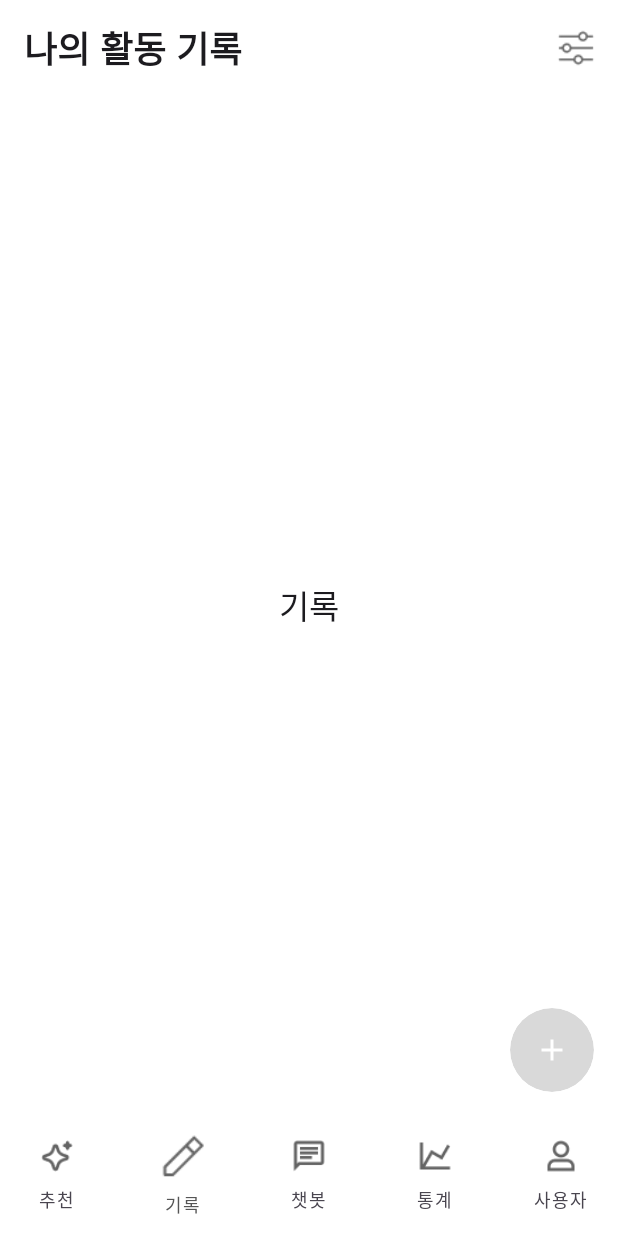
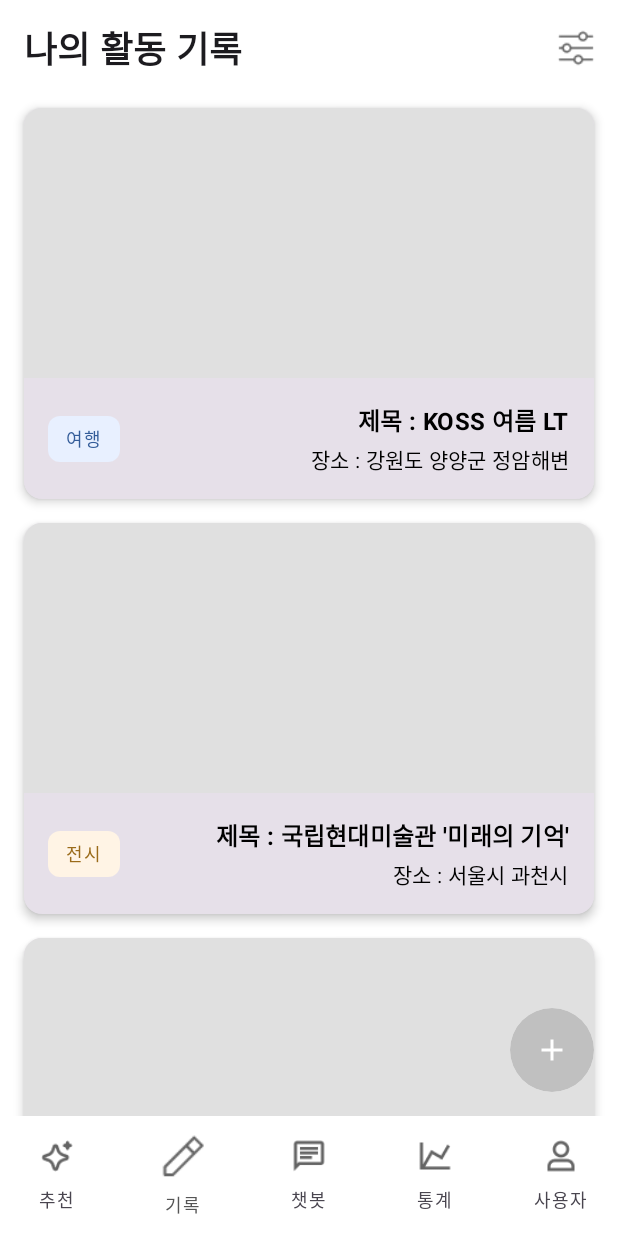
Before and after one commit to alpha-archive/archive-android, an Android app built with Jetpack Compose: the RecordScreen screen opened through its navigation route, on a phone screen of 412 x 824 dp. Run offline under Robolectric (Android 15) with nearby library versions, the phone set to English and light mode, and no system bars; our stand-ins replace Dagger/Hilt's generated code.

Commit message:
feat: 기록 리스트 아이템 추가 및 더미데이터

```diff
--- a/ArchiveAndroid/app/src/main/java/com/example/archiveandroid/feature/home/record/RecordScreen.kt
+++ b/ArchiveAndroid/app/src/main/java/com/example/archiveandroid/feature/home/record/RecordScreen.kt
@@ -6,13 +6,16 @@ import androidx.compose.animation.fadeOut
 import androidx.compose.animation.slideInVertically
 import androidx.compose.animation.slideOutVertically
 import androidx.compose.foundation.layout.Box
+import androidx.compose.foundation.layout.Spacer
 import androidx.compose.foundation.layout.WindowInsets
 import androidx.compose.foundation.layout.fillMaxSize
 import androidx.compose.foundation.layout.padding
 import androidx.compose.foundation.layout.size
+import androidx.compose.foundation.layout.height
+import androidx.compose.foundation.lazy.LazyColumn
+import androidx.compose.foundation.lazy.items
 import androidx.compose.foundation.rememberScrollState
 import androidx.compose.foundation.shape.CircleShape
-import androidx.compose.foundation.verticalScroll
 import androidx.compose.material.icons.Icons
 import androidx.compose.material.icons.filled.Add
 import androidx.compose.material3.ExperimentalMaterial3Api
@@ -44,6 +47,41 @@ import androidx.compose.ui.unit.dp
 import androidx.compose.ui.unit.sp
 import com.example.archiveandroid.feature.home.record.filter.RecordFilterSheet
 
+private fun sampleRecords(): List<RecordItem> = listOf(
+    RecordItem(
+        id = "1",
+        title = "KOSS 여름 LT",
+        location = "강원도 양양군 정암해변",
+        categoryLabel = "여행",
+        categoryBg = Color(0xFFE8F0FF),
+        categoryFg = Color(0xFF335C99)
+    ),
+    RecordItem(
+        id = "2",
+        title = "국립현대미술관 '미래의 기억'",
+        location = "서울시 과천시",
+        categoryLabel = "전시",
+        categoryBg = Color(0xFFFFF4E5),
+        categoryFg = Color(0xFF9A6B1A)
+    ),
+    RecordItem(
+        id = "3",
+        title = "주말 러닝 5km",
+        location = "한강공원",
+        categoryLabel = "운동",
+        categoryBg = Color(0xFFE7FFF2),
+        categoryFg = Color(0xFF138A52)
+    ),
+    RecordItem(
+        id = "4",
+        title = "뮤지컬 '레미제라블' 관람",
+        location = "샤롯데씨어터",
+        categoryLabel = "뮤지컬",
+        categoryBg = Color(0xFFF4E9FF),
+        categoryFg = Color(0xFF6B39A6)
+    )
+)
+
 @OptIn(ExperimentalMaterial3Api::class)
 @Composable
 fun RecordScreen(
@@ -54,6 +92,7 @@ fun RecordScreen(
     var lastScroll by remember { mutableIntStateOf(0) }
     var fabVisible by remember { mutableStateOf(true) }
     var showFilter by remember { mutableStateOf(false) }
+    val records = remember { sampleRecords() }
 
     LaunchedEffect(scrollState.value) {
         val delta = scrollState.value - lastScroll
@@ -77,7 +116,7 @@ fun RecordScreen(
                     )
                 },
                 actions = {
-                    IconButton(onClick = { showFilter = true }) {
+                    IconButton(onClick = { showFilter = true; onFilterClick() }) {
                         Icon(
                             painter = rememberAssetIconPainter("icons/filter.png"),
                             contentDescription = "필터",
@@ -119,10 +158,28 @@ fun RecordScreen(
             modifier = Modifier
                 .fillMaxSize()
                 .padding(innerPadding)
-                .verticalScroll(scrollState),
-            contentAlignment = Alignment.Center
         ) {
-            Text(text = "기록", style = MaterialTheme.typography.titleLarge)
+            if (records.isEmpty()) {
+                Box(
+                    modifier = Modifier.fillMaxSize(),
+                    contentAlignment = Alignment.Center
+                ) {
+                    Text(text = "아직 기록이 없어요", style = MaterialTheme.typography.titleLarge)
+                }
+            } else {
+                LazyColumn(
+                    modifier = Modifier.fillMaxSize(),
+                ) {
+                    items(records, key = { it.id }) { item ->
+                        RecordListItem(
+                            item = item,
+                            onClick = { /* TODO: 상세보기 또는 편집 */ },
+                            modifier = Modifier.padding(horizontal = 16.dp, vertical = 8.dp)
+                        )
+                    }
+                    item { Spacer(modifier = Modifier.height(72.dp)) }
+                }
+            }
         }
     }
 
--- /dev/null
+++ b/ArchiveAndroid/app/src/main/java/com/example/archiveandroid/feature/home/record/ui/RecordItem.kt
@@ -0,0 +1,138 @@
+package com.example.archiveandroid.feature.home.record
+
+import android.graphics.BitmapFactory
+import androidx.compose.foundation.Image
+import androidx.compose.foundation.background
+import androidx.compose.foundation.clickable
+import androidx.compose.foundation.layout.Arrangement
+import androidx.compose.foundation.layout.Box
+import androidx.compose.foundation.layout.Column
+import androidx.compose.foundation.layout.Row
+import androidx.compose.foundation.layout.Spacer
+import androidx.compose.foundation.layout.fillMaxWidth
+import androidx.compose.foundation.layout.height
+import androidx.compose.foundation.layout.padding
+import androidx.compose.foundation.layout.size
+import androidx.compose.foundation.layout.width
+import androidx.compose.foundation.shape.RoundedCornerShape
+import androidx.compose.material3.Card
+import androidx.compose.material3.CardDefaults
+import androidx.compose.material3.MaterialTheme
+import androidx.compose.material3.Text
+import androidx.compose.runtime.Composable
+import androidx.compose.runtime.remember
+import androidx.compose.ui.Alignment
+import androidx.compose.ui.Modifier
+import androidx.compose.ui.draw.clip
+import androidx.compose.ui.graphics.Color
+import androidx.compose.ui.graphics.asImageBitmap
+import androidx.compose.ui.graphics.painter.BitmapPainter
+import androidx.compose.ui.graphics.painter.Painter
+import androidx.compose.ui.layout.ContentScale
+import androidx.compose.ui.platform.LocalContext
+import androidx.compose.ui.text.font.FontWeight
+import androidx.compose.ui.unit.dp
+
+data class RecordItem(
+    val id: String,
+    val title: String,
+    val location: String,
+    val categoryLabel: String,
+    val categoryBg: Color,
+    val categoryFg: Color,
+    val imagePainter: Painter? = null
+)
+
+@Composable
+fun RecordListItem(
+    item: RecordItem,
+    onClick: (RecordItem) -> Unit = {},
+    modifier: Modifier = Modifier
+) {
+    Card(
+        modifier = modifier
+            .fillMaxWidth()
+            .clickable { onClick(item) },
+        shape = RoundedCornerShape(12.dp),
+        elevation = CardDefaults.cardElevation(defaultElevation = 4.dp)
+    ) {
+        Column {
+            // 상단 이미지 영역
+            Box(
+                modifier = Modifier
+                    .fillMaxWidth()
+                    .height(180.dp)
+                    .background(Color(0xFFE0E0E0)) // 기본 배경색
+            ) {
+                val imagePainter = item.imagePainter ?: rememberDefaultImagePainter()
+                Image(
+                    painter = imagePainter,
+                    contentDescription = null,
+                    modifier = Modifier.fillMaxWidth(),
+                    contentScale = ContentScale.Crop
+                )
+            }
+
+            // 하단 정보 영역
+            Row(
+                modifier = Modifier
+                    .fillMaxWidth()
+                    .padding(16.dp),
+                horizontalArrangement = Arrangement.SpaceBetween,
+                verticalAlignment = Alignment.CenterVertically
+            ) {
+                // 카테고리 버튼
+                Text(
+                    text = item.categoryLabel,
+                    color = item.categoryFg,
+                    style = MaterialTheme.typography.labelMedium.copy(
+                        fontWeight = FontWeight.Medium
+                    ),
+                    modifier = Modifier
+                        .clip(RoundedCornerShape(8.dp))
+                        .background(item.categoryBg)
+                        .padding(horizontal = 12.dp, vertical = 6.dp)
+                )
+
+                // 제목과 장소 정보
+                Column(
+                    modifier = Modifier.weight(1f),
+                    horizontalAlignment = Alignment.End
+                ) {
+                    Text(
+                        text = "제목 : ${item.title}",
+                        style = MaterialTheme.typography.titleMedium.copy(
+                            fontWeight = FontWeight.Bold
+                        ),
+                        color = Color.Black
+                    )
+                    Spacer(modifier = Modifier.height(4.dp))
+                    Text(
+                        text = "장소 : ${item.location}",
+                        style = MaterialTheme.typography.bodyMedium,
+                        color = Color.Black
+                    )
+                }
+            }
+        }
+    }
+}
+
+@Composable
+private fun rememberDefaultImagePainter(): Painter {
+    val context = LocalContext.current
+    val bitmap = remember {
+        try {
+            context.assets.open("images/default_record.png").use { input ->
+                BitmapFactory.decodeStream(input)
+            }
+        } catch (e: Exception) {
+            // 기본 이미지가 없으면 1x1 투명 비트맵 생성
+            android.graphics.Bitmap.createBitmap(1, 1, android.graphics.Bitmap.Config.ARGB_8888)
+        }
+    }
+
+    return remember(bitmap) {
+        BitmapPainter(bitmap.asImageBitmap())
+    }
+}
```
